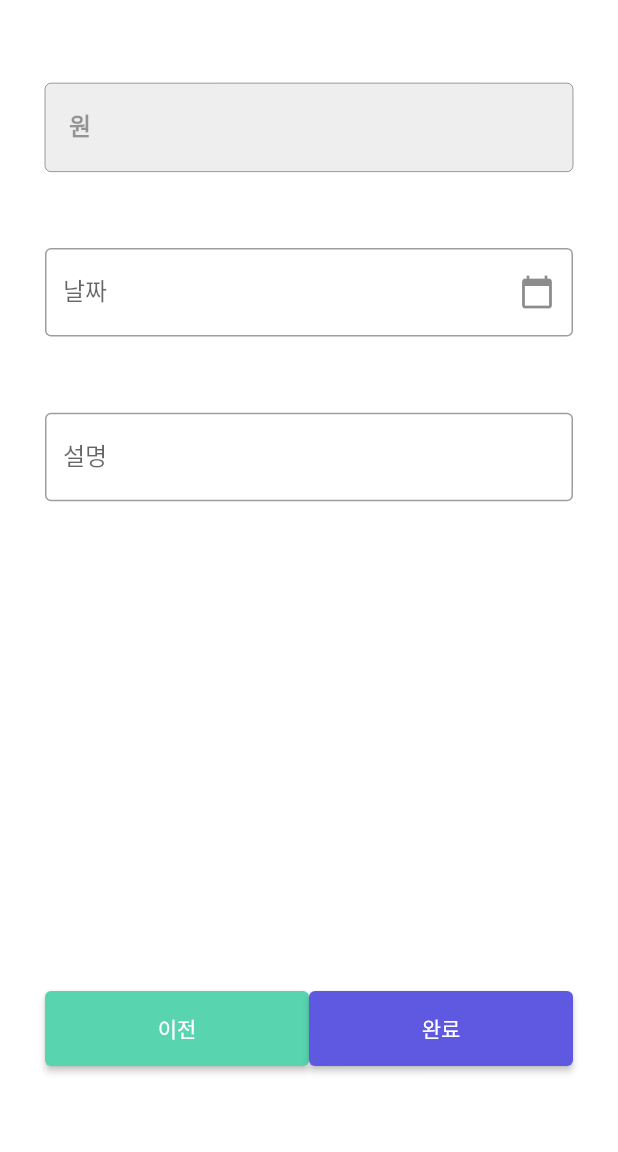
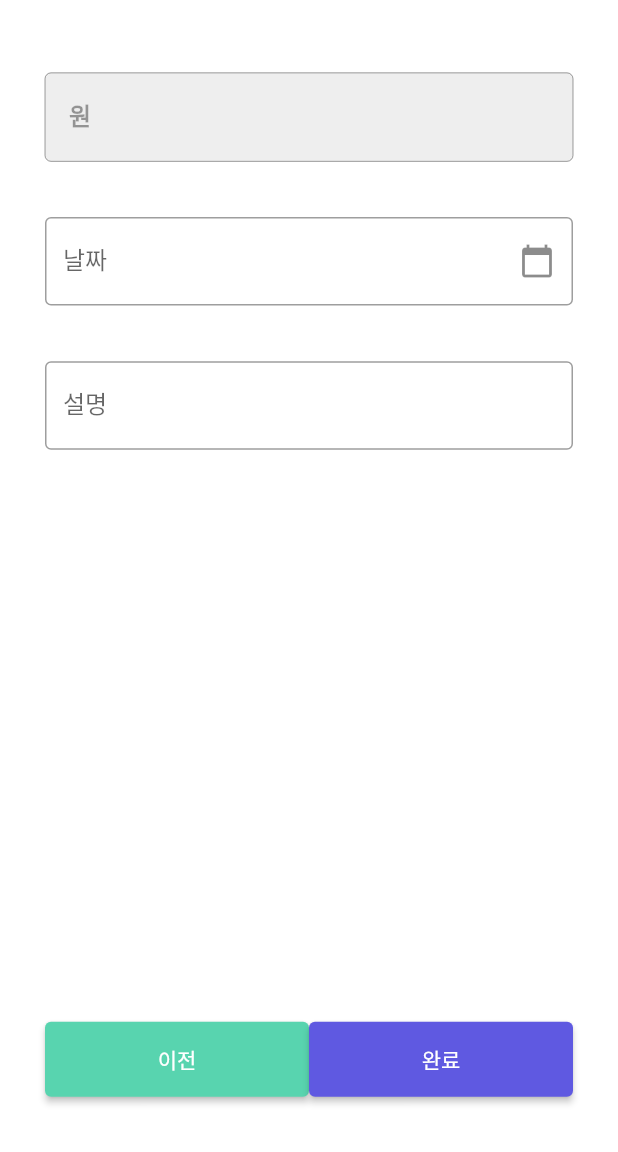
Before and after one commit to GoodZZaa/goodZZa, a Flutter app: the Write_accountbook screen opened directly, after a tap on "다음", on a phone screen of 412 x 824 dp, the part 84-1236 px from its top. Run offline on Flutter 3.47's test engine with Material 2 defaults, Android fonts, the phone set to English and light mode, and no system bars; our stand-ins replace cached_network_image, camera, dio, flutter_dotenv, fluttertoast, hive and 2 more; accounts and stored records are empty; network calls fail.

Commit message:
fix: 가계부 기록 추가 페이지  overflowing RenderFlex 오류 수정

```diff
--- a/lib/pages/write_accountbook.dart
+++ b/lib/pages/write_accountbook.dart
@@ -99,7 +99,8 @@ class _Write_accountbookState extends State<Write_accountbook> {
             )),
         backgroundColor: Colors.white,
         body: Container(
-            padding: const EdgeInsets.only(left: 30, right: 30, top: 20),
+            padding: const EdgeInsets.only(left: 30, right: 30, top: 10),
+            child: SingleChildScrollView(
               child: Column(
                 mainAxisAlignment: MainAxisAlignment.spaceEvenly,
                 children: [
@@ -231,6 +232,7 @@ class _Write_accountbookState extends State<Write_accountbook> {
                         ]),
                   ),
                 ],
+              ),
             )));
   }
 }
--- a/lib/pages/write_accountbook_detail.dart
+++ b/lib/pages/write_accountbook_detail.dart
@@ -72,7 +72,7 @@ class _WriteAccountbookDetailState extends State<WriteAccountbookDetail> {
               children: [
                 //SizedBox(height: 5),
                 Container(
-                  height: MediaQuery.of(context).size.width * 0.8,
+                  height: MediaQuery.of(context).size.width * 0.7,
                   child: Column(
                     crossAxisAlignment: CrossAxisAlignment.center,
                     mainAxisAlignment: MainAxisAlignment.spaceAround,
@@ -132,7 +132,7 @@ class _WriteAccountbookDetailState extends State<WriteAccountbookDetail> {
                   ),
                 ),
                 Container(
-                  height: MediaQuery.of(context).size.height * 0.2,
+                  height: MediaQuery.of(context).size.height * 0.15,
                   child: Row(
                     mainAxisAlignment: MainAxisAlignment.center,
                     children: [
```
Lines whose indentation alone changed are shown as unchanged.
